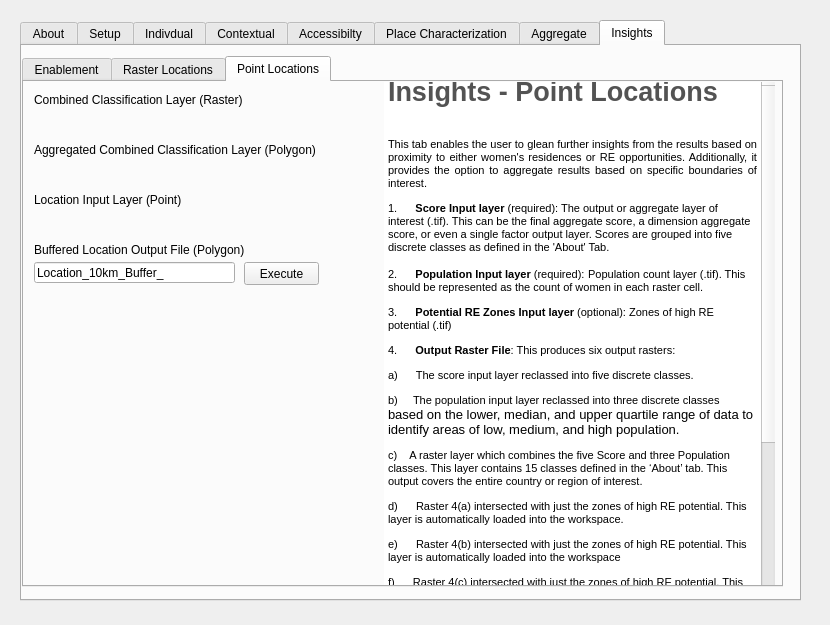
This is gender_indicator_tool/gender_indicator_tool_dialog_base.ui in worldbank/GEEST as Qt 5 draws it before an edit. The edited form follows.
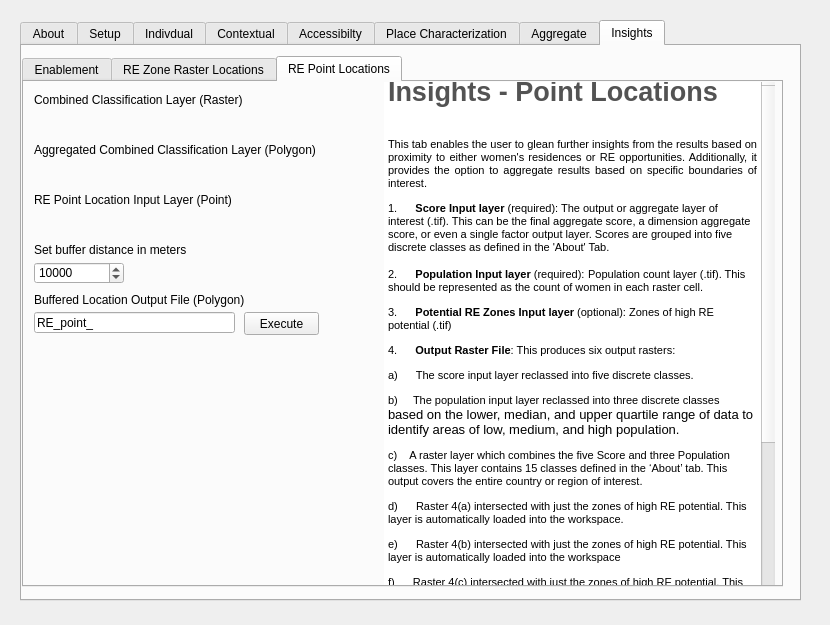
This is the edited form. The open tabs and pages were chosen to show the change. Custom widgets are drawn as their Qt base class.

Commit message: main functionality of Insights tab complete. Just need to add status text for each process and updated description text

Patch:
```diff
--- a/gender_indicator_tool/gender_indicator_tool_dialog_base.ui
+++ b/gender_indicator_tool/gender_indicator_tool_dialog_base.ui
@@ -6659,7 +6659,7 @@
      </widget>
      <widget class="QWidget" name="tab_35">
       <attribute name="title">
-       <string>Raster Locations</string>
+       <string>RE Zone Raster Locations</string>
       </attribute>
       <widget class="QTextEdit" name="textEdit_13">
        <property name="enabled">
@@ -6818,7 +6818,7 @@
      </widget>
      <widget class="QWidget" name="tab_37">
       <attribute name="title">
-       <string>Point Locations</string>
+       <string>RE Point Locations</string>
       </attribute>
       <widget class="QTextEdit" name="textEdit_31">
        <property name="enabled">
@@ -6867,7 +6867,7 @@
        <property name="geometry">
         <rect>
          <x>10</x>
-         <y>160</y>
+         <y>210</y>
          <width>291</width>
          <height>16</height>
         </rect>
@@ -6899,20 +6899,20 @@
         </rect>
        </property>
        <property name="text">
-        <string>Location Input Layer (Point)</string>
+        <string>RE Point Location Input Layer (Point)</string>
        </property>
       </widget>
       <widget class="QgsFilterLineEdit" name="Buffer_Output_Field">
        <property name="geometry">
         <rect>
          <x>10</x>
-         <y>180</y>
+         <y>230</y>
          <width>201</width>
          <height>21</height>
         </rect>
        </property>
        <property name="text">
-        <string>Location_10km_Buffer_</string>
+        <string>RE_point_</string>
        </property>
        <property name="qgisRelation" stdset="0">
         <string notr="true"/>
@@ -6942,7 +6942,7 @@
        <property name="geometry">
         <rect>
          <x>220</x>
-         <y>180</y>
+         <y>230</y>
          <width>75</width>
          <height>23</height>
         </rect>
@@ -6974,6 +6974,35 @@
         </rect>
        </property>
       </widget>
+      <widget class="QLabel" name="label_69">
+       <property name="geometry">
+        <rect>
+         <x>10</x>
+         <y>160</y>
+         <width>301</width>
+         <height>16</height>
+        </rect>
+       </property>
+       <property name="text">
+        <string>Set buffer distance in meters</string>
+       </property>
+      </widget>
+      <widget class="QgsSpinBox" name="bufferDistance_SB">
+       <property name="geometry">
+        <rect>
+         <x>10</x>
+         <y>180</y>
+         <width>90</width>
+         <height>22</height>
+        </rect>
+       </property>
+       <property name="maximum">
+        <number>100000</number>
+       </property>
+       <property name="value">
+        <number>10000</number>
+       </property>
+      </widget>
      </widget>
     </widget>
    </widget>
```
Left out of the diff: 8 changed lines with no effect on the pictures. The commit also changes 3 other files.
